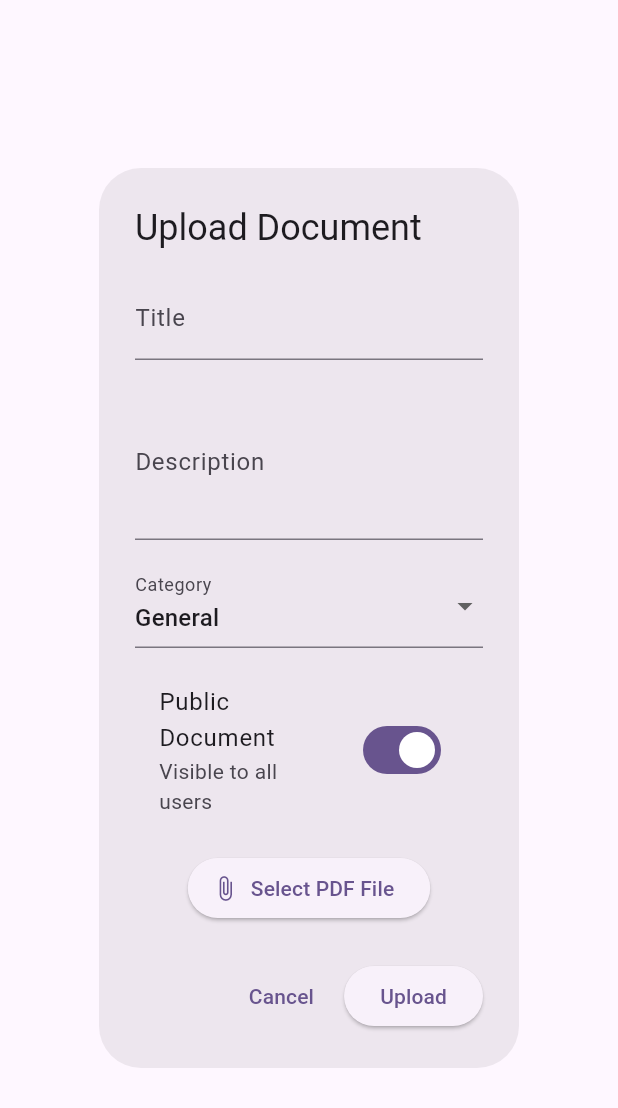
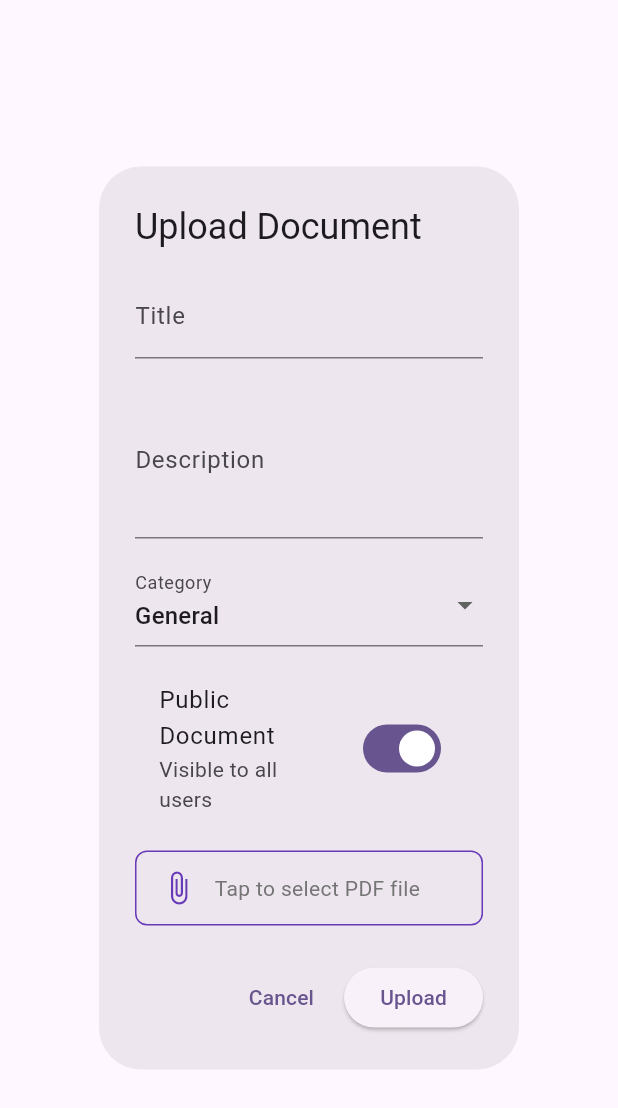
Before and after one commit to bruceomomanyi-ops/school_app_web, a Flutter app: the UploadDocumentDialog widget shown alone on an empty page, opened directly, on a phone screen of 412 x 824 dp. Shown: the top 1108 px of the screen. Run offline on Flutter 3.47's test engine with Material 3 defaults, Android fonts, the phone set to English and light mode, and no system bars; our stand-ins replace file_picker, fluttertoast, shared_preferences; accounts and stored records are empty; network calls fail.

Commit message:
Fix PDF file selection UI and improve file picker feedback

```diff
--- a/lib/screens/documents/documents_screen.dart
+++ b/lib/screens/documents/documents_screen.dart
@@ -288,10 +288,14 @@ class _UploadDocumentDialogState extends State<UploadDocumentDialog> {
       allowedExtensions: ['pdf'],
     );
 
-    if (result != null) {
+    if (result != null && result.files.isNotEmpty) {
+      final file = result.files.single;
+
+      // Store filename
       setState(() {
-        _fileBytes = result.files.single.bytes;
-        _fileName = result.files.single.name;
+        _fileName = file.name;
+        // Get bytes (web) or path (mobile) for upload
+        _fileBytes = file.bytes;
       });
     } else {
       Fluttertoast.showToast(
@@ -343,19 +347,39 @@ class _UploadDocumentDialogState extends State<UploadDocumentDialog> {
               },
             ),
             const SizedBox(height: 16),
-            ElevatedButton.icon(
-              onPressed: _selectFile,
-              icon: const Icon(Icons.attach_file),
-              label: Text(_fileName.isEmpty ? 'Select PDF File' : 'File Selected'),
-            ),
-            if (_fileName.isNotEmpty)
-              Padding(
-                padding: const EdgeInsets.only(top: 8.0),
-                child: Text(
-                  _fileName,
-                  style: TextStyle(color: Colors.grey[600]),
+            GestureDetector(
+              onTap: _selectFile,
+              child: Container(
+                padding: const EdgeInsets.symmetric(horizontal: 16, vertical: 12),
+                decoration: BoxDecoration(
+                  border: Border.all(color: Colors.deepPurple),
+                  borderRadius: BorderRadius.circular(8),
+                  color: _fileName.isNotEmpty
+                      ? Colors.deepPurple.withOpacity(0.1)
+                      : Colors.transparent,
+                ),
+                child: Row(
+                  children: [
+                    Icon(
+                      _fileName.isNotEmpty ? Icons.check_circle : Icons.attach_file,
+                      color: _fileName.isNotEmpty ? Colors.green : Colors.deepPurple,
+                    ),
+                    const SizedBox(width: 12),
+                    Expanded(
+                      child: Text(
+                        _fileName.isEmpty
+                            ? 'Tap to select PDF file'
+                            : _fileName,
+                        style: TextStyle(
+                          color: _fileName.isNotEmpty ? Colors.deepPurple : Colors.grey[600],
+                        ),
+                        overflow: TextOverflow.ellipsis,
+                      ),
+                    ),
+                  ],
                 ),
               ),
+            ),
           ],
         ),
       ),
```
